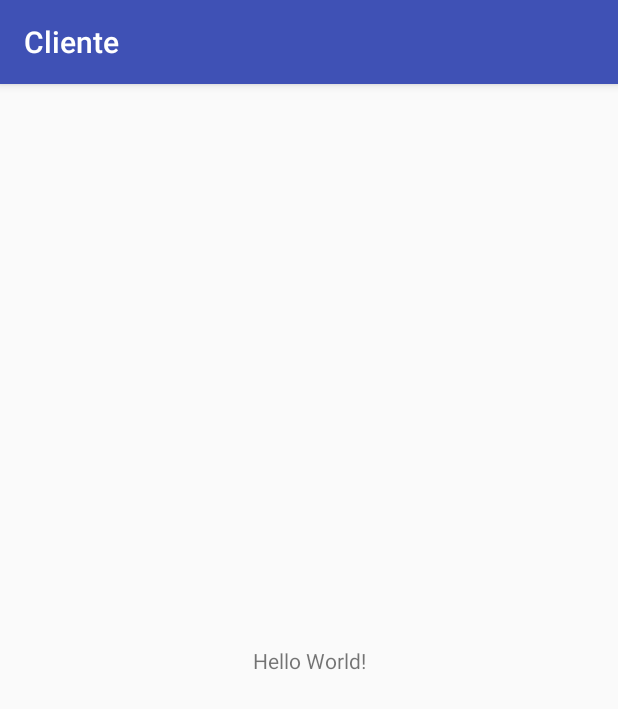
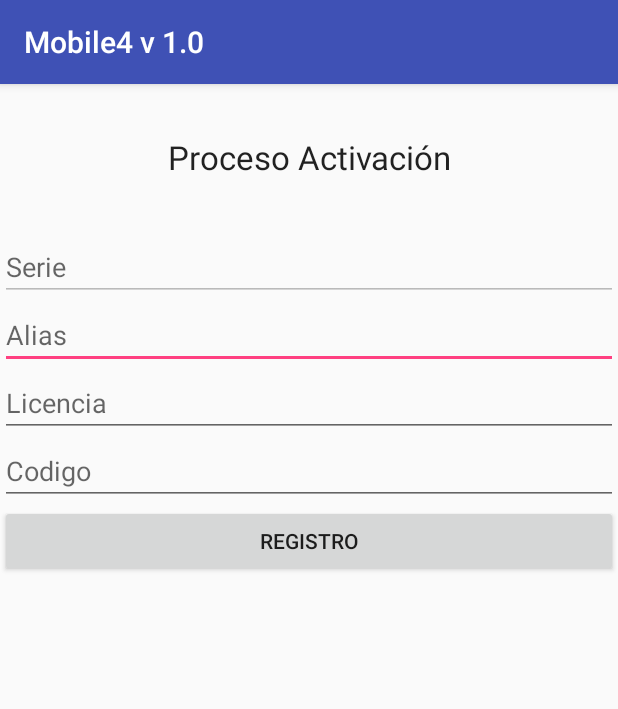
Before and after one commit to mobile4ltd/mobile4-android, an Android app: the screen it shows after launch (MainActivity before the commit, RegistroActivity after it), on a phone screen of 412 x 824 dp. Shown: the top 709 px of the screen. Run offline under Robolectric (Android 15) with nearby library versions, the phone set to English and light mode, and no system bars.

Commit message:
Start Project

```diff
--- a/Cliente/app/build.gradle
+++ b/Cliente/app/build.gradle
@@ -5,7 +5,7 @@ android {
     buildToolsVersion "26.0.1"
     defaultConfig {
         applicationId "mx.mobile4.cliente"
-        minSdkVersion 17
+        minSdkVersion 21
         targetSdkVersion 25
         versionCode 1
         versionName "1.0"
--- a/Cliente/app/src/main/AndroidManifest.xml
+++ b/Cliente/app/src/main/AndroidManifest.xml
@@ -1,6 +1,9 @@
 <?xml version="1.0" encoding="utf-8"?>
 <manifest xmlns:android="http://schemas.android.com/apk/res/android"
     package="mx.mobile4.cliente">
+
+    <uses-permission android:name="android.permission.INTERNET" />
+    <uses-permission android:name="android.permission.ACCESS_NETWORK_STATE" />
 
     <application
         android:allowBackup="true"
@@ -16,6 +19,7 @@
                 <category android:name="android.intent.category.LAUNCHER" />
             </intent-filter>
         </activity>
+        <activity android:name=".RegistroActivity"></activity>
     </application>
 
 </manifest>
--- /dev/null
+++ b/Cliente/app/src/main/java/mx/mobile4/cliente/Libs/Network.java
@@ -0,0 +1,35 @@
+package mx.mobile4.cliente.Libs;
+
+import android.content.Context;
+import android.net.ConnectivityManager;
+import android.net.NetworkInfo;
+
+/**
+ * Created by Carlos on 10/08/2017.
+ */
+
+public class Network {
+
+//    public static boolean isNetworkAvaliable(Context ctx) {
+//        ConnectivityManager connectivityManager = (ConnectivityManager) ctx
+//                .getSystemService(Context.CONNECTIVITY_SERVICE);
+//        if ((connectivityManager
+//                .getNetworkInfo(ConnectivityManager.TYPE_MOBILE) != null && connectivityManager
+//                .getNetworkInfo(ConnectivityManager.TYPE_MOBILE).getState() == NetworkInfo.State.CONNECTED)
+//                || (connectivityManager
+//                .getNetworkInfo(ConnectivityManager.TYPE_WIFI) != null && connectivityManager
+//                .getNetworkInfo(ConnectivityManager.TYPE_WIFI)
+//                .getState() == NetworkInfo.State.CONNECTED)) {
+//            return true;
+//        } else {
+//            return false;
+//        }
+//    }
+
+    public static boolean isNetworkAvailable(Context ctx) {
+        ConnectivityManager connectivityManager
+                = (ConnectivityManager) ctx.getSystemService(Context.CONNECTIVITY_SERVICE);
+        NetworkInfo activeNetworkInfo = connectivityManager.getActiveNetworkInfo();
+        return activeNetworkInfo != null && activeNetworkInfo.isConnected();
+    }
+}
--- a/Cliente/app/src/main/java/mx/mobile4/cliente/MainActivity.java
+++ b/Cliente/app/src/main/java/mx/mobile4/cliente/MainActivity.java
@@ -1,8 +1,13 @@
 package mx.mobile4.cliente;
 
+import android.content.Context;
+import android.content.Intent;
+import android.net.ConnectivityManager;
+import android.net.NetworkInfo;
 import android.support.v7.app.AppCompatActivity;
 import android.os.Bundle;
 import android.widget.Toast;
+import mx.mobile4.cliente.Libs.Network;
 
 public class MainActivity extends AppCompatActivity {
 
@@ -10,6 +15,13 @@ public class MainActivity extends AppCompatActivity {
     protected void onCreate(Bundle savedInstanceState) {
         super.onCreate(savedInstanceState);
         setContentView(R.layout.activity_main);
-        Toast.makeText(this.getApplicationContext(), "Mobile4 Innovando", Toast.LENGTH_SHORT).show();
+        if(Network.isNetworkAvailable(this.getApplicationContext())){
+            Intent intent = new Intent(this, RegistroActivity.class);
+            startActivity(intent);
+
+        }else{
+            Toast.makeText(this.getApplicationContext(), R.string.aviso_red_no_disponible, Toast.LENGTH_SHORT).show();
+        }
     }
+
 }
--- /dev/null
+++ b/Cliente/app/src/main/java/mx/mobile4/cliente/RegistroActivity.java
@@ -0,0 +1,19 @@
+package mx.mobile4.cliente;
+
+import android.support.v7.app.AppCompatActivity;
+import android.os.Bundle;
+
+public class RegistroActivity extends AppCompatActivity {
+
+    @Override
+    protected void onCreate(Bundle savedInstanceState) {
+        super.onCreate(savedInstanceState);
+        setContentView(R.layout.activity_registro);
+    }
+
+    @Override
+    public boolean onSupportNavigateUp() {
+        onBackPressed();
+        return true;
+    }
+}
--- /dev/null
+++ b/Cliente/app/src/main/res/layout/activity_registro.xml
@@ -0,0 +1,68 @@
+<?xml version="1.0" encoding="utf-8"?>
+<RelativeLayout xmlns:android="http://schemas.android.com/apk/res/android"
+    xmlns:app="http://schemas.android.com/apk/res-auto"
+    xmlns:tools="http://schemas.android.com/tools"
+    android:layout_width="match_parent"
+    android:layout_height="match_parent"
+    tools:context="mx.mobile4.cliente.RegistroActivity">
+
+
+    <TextView
+        android:id="@+id/tvTitulo"
+        android:layout_width="match_parent"
+        android:layout_height="wrap_content"
+        android:layout_alignParentTop="true"
+        android:layout_centerHorizontal="true"
+        android:layout_marginTop="34dp"
+        android:text="@string/titulo_activacion"
+        android:textAlignment="center"
+        android:textAppearance="@android:style/TextAppearance.Material.Large"
+        />
+
+    <EditText
+        android:id="@+id/etSerie"
+        android:layout_width="match_parent"
+        android:layout_height="wrap_content"
+        android:layout_alignParentStart="true"
+        android:layout_below="@+id/tvTitulo"
+        android:layout_marginTop="36dp"
+        android:enabled="false"
+        android:ems="10"
+        android:hint="@string/hint_serie"
+         />
+
+    <EditText
+        android:id="@+id/etAlias"
+        android:layout_width="match_parent"
+        android:layout_height="wrap_content"
+        android:enabled="true"
+        android:hint="@string/hint_alias"
+        android:layout_below="@+id/etSerie"
+        android:layout_alignParentStart="true" />
+
+    <EditText
+        android:id="@+id/etLicencia"
+        android:layout_width="match_parent"
+        android:layout_height="wrap_content"
+        android:layout_below="@+id/etAlias"
+        android:layout_centerHorizontal="true"
+        android:ems="10"
+        android:hint="@string/hint_licencia" />
+
+    <EditText
+        android:id="@+id/etCodigo"
+        android:layout_width="match_parent"
+        android:layout_height="wrap_content"
+        android:layout_below="@+id/etLicencia"
+        android:layout_centerHorizontal="true"
+        android:ems="10"
+        android:hint="@string/hint_codigo" />
+
+    <Button
+        android:id="@+id/button"
+        android:layout_width="match_parent"
+        android:layout_height="wrap_content"
+        android:layout_below="@+id/etCodigo"
+        android:layout_centerHorizontal="true"
+        android:text="@string/boton_registro" />
+</RelativeLayout>
--- a/Cliente/app/src/main/res/values/strings.xml
+++ b/Cliente/app/src/main/res/values/strings.xml
@@ -1,3 +1,11 @@
 <resources>
-    <string name="app_name">Cliente</string>
+    <string name="app_name">Mobile4 v 1.0</string>
+    <string name="aviso_red_disponible">Red Disponible</string>
+    <string name="aviso_red_no_disponible">Red No Disponible</string>
+    <string name="titulo_activacion">Proceso Activación</string>
+    <string name="hint_serie">Serie</string>
+    <string name="hint_alias">Alias</string>
+    <string name="hint_licencia">Licencia</string>
+    <string name="hint_codigo">Codigo</string>
+    <string name="boton_registro">Registro</string>
 </resources>
```
